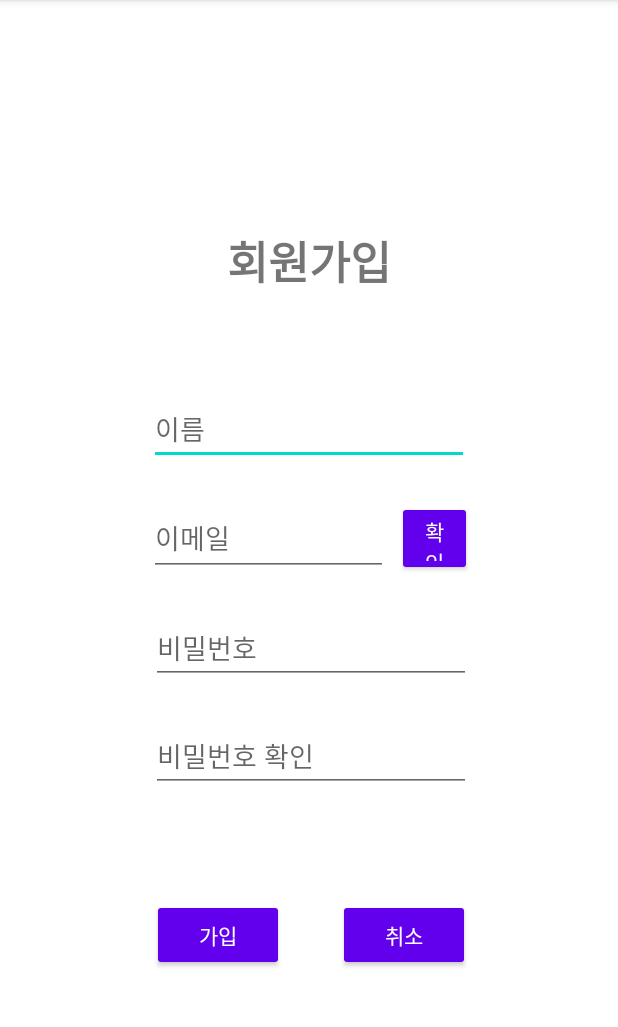
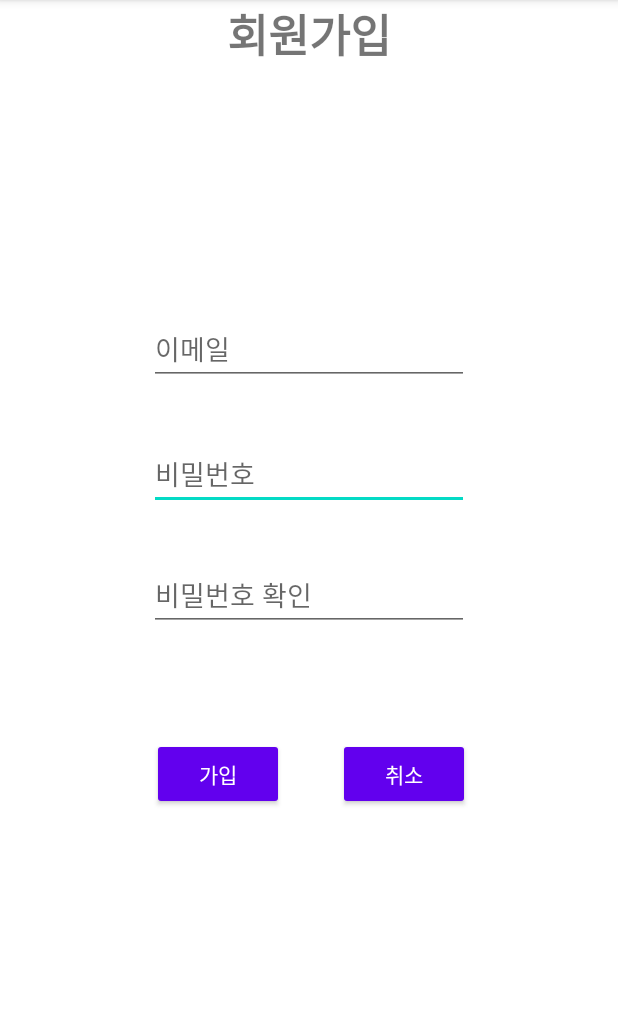
Before and after one commit to aleendis/wheelim, an Android app: the JoinActivity screen opened directly, with no data from a screen before it, on a phone screen of 412 x 824 dp, the part 84-1111 px from its top. Run offline under Robolectric (Android 15) with nearby library versions, the light colour scheme and no system bars; our stand-ins replace Firebase (no records; nobody signed in at launch, a user with empty details on screens opened directly), data binding.

Commit message:
activity

```diff
--- a/app/src/main/res/layout/activity_join.xml
+++ b/app/src/main/res/layout/activity_join.xml
@@ -1,9 +1,8 @@
 <?xml version="1.0" encoding="utf-8"?>
-<layout>
+<layout xmlns:tools="http://schemas.android.com/tools"
+    xmlns:android="http://schemas.android.com/apk/res/android"
+    xmlns:app="http://schemas.android.com/apk/res-auto">
 <androidx.constraintlayout.widget.ConstraintLayout
-    xmlns:android="http://schemas.android.com/apk/res/android"
-    xmlns:app="http://schemas.android.com/apk/res-auto"
-    xmlns:tools="http://schemas.android.com/tools"
     android:layout_width="match_parent"
     android:layout_height="match_parent"
     android:background="#FFFFFF"
@@ -13,73 +12,52 @@
         android:id="@+id/textView"
         android:layout_width="wrap_content"
         android:layout_height="wrap_content"
-        android:layout_marginBottom="65dp"
         android:text="회원가입"
         android:textSize="30sp"
         android:textStyle="bold"
-        app:layout_constraintBottom_toTopOf="@+id/join_name"
         app:layout_constraintEnd_toEndOf="parent"
-        app:layout_constraintStart_toStartOf="parent" />
-
-    <EditText
-        android:id="@+id/join_name"
-        android:layout_width="wrap_content"
-        android:layout_height="wrap_content"
-        android:layout_marginEnd="2dp"
-        android:layout_marginBottom="24dp"
-        android:ems="10"
-        android:hint="이름"
-        android:inputType="textPersonName"
-        app:layout_constraintBottom_toTopOf="@+id/join_email"
-        app:layout_constraintEnd_toEndOf="@+id/check_button" />
+        app:layout_constraintStart_toStartOf="parent"
+        tools:layout_editor_absoluteY="119dp" />
 
 
     <EditText
         android:id="@+id/join_password"
         android:layout_width="wrap_content"
         android:layout_height="wrap_content"
-        android:layout_marginBottom="24dp"
-        android:layout_marginRight="-55dp"
+        android:layout_marginBottom="45dp"
         android:ems="10"
         android:hint="비밀번호"
         android:inputType="textPassword"
-        app:layout_constraintBottom_toTopOf="@+id/join_pwck"
-        app:layout_constraintEnd_toEndOf="@+id/join_email" />
+        app:layout_constraintBottom_toBottomOf="@+id/join_pwck"
+        app:layout_constraintEnd_toEndOf="parent"
+        app:layout_constraintStart_toStartOf="parent"
+        app:layout_constraintTop_toBottomOf="@+id/join_email" />
 
     <EditText
         android:id="@+id/join_pwck"
         android:layout_width="wrap_content"
         android:layout_height="wrap_content"
-        android:layout_marginBottom="240dp"
+        android:layout_marginBottom="20dp"
         android:ems="10"
         android:hint="비밀번호 확인"
         android:inputType="textPassword"
         app:layout_constraintBottom_toBottomOf="parent"
-        app:layout_constraintStart_toStartOf="@+id/join_password" />
+        app:layout_constraintEnd_toEndOf="parent"
+        app:layout_constraintStart_toStartOf="parent"
+        app:layout_constraintTop_toBottomOf="@+id/textView" />
 
     <EditText
         android:id="@+id/join_email"
-        android:layout_width="0dp"
-        android:layout_height="50dp"
-        android:layout_marginEnd="6dp"
-        android:layout_marginBottom="24dp"
+        android:layout_width="wrap_content"
+        android:layout_height="wrap_content"
+        android:layout_marginBottom="120dp"
         android:ems="10"
         android:hint="이메일"
         android:inputType="textEmailAddress"
-        app:layout_constraintBottom_toTopOf="@+id/join_password"
-        app:layout_constraintEnd_toStartOf="@+id/check_button"
-        app:layout_constraintStart_toStartOf="@+id/join_name" />
-
-    <Button
-        android:id="@+id/check_button"
-        style="@style/defaultButton"
-        android:layout_width="50dp"
-        android:layout_height="50dp"
-        android:layout_marginEnd="97dp"
-        android:layout_marginRight="97dp"
-        android:text="확인"
-        app:layout_constraintTop_toTopOf="@+id/join_email"
-        app:layout_constraintEnd_toEndOf="parent" />
+        app:layout_constraintBottom_toBottomOf="@+id/join_button"
+        app:layout_constraintEnd_toEndOf="parent"
+        app:layout_constraintStart_toStartOf="parent"
+        app:layout_constraintTop_toBottomOf="@+id/textView" />
 
     <Button
         android:id="@+id/delete"
--- a/app/src/main/res/layout/activity_login.xml
+++ b/app/src/main/res/layout/activity_login.xml
@@ -23,6 +23,7 @@
         android:layout_height="wrap_content"
         android:layout_marginBottom="15dp"
         android:hint="비밀번호를 입력하세요"
+        android:inputType="textPassword"
         app:layout_constraintTop_toBottomOf="@+id/login_id"
         app:layout_constraintBottom_toTopOf="@+id/login_button"/>
 
@@ -49,7 +50,7 @@
             android:id="@+id/signup"
             android:layout_width="wrap_content"
             android:layout_height="wrap_content"
-            android:layout_weight="5"
+            android:layout_weight="6"
             android:gravity="center"
             android:text="회원가입"
             app:layout_constraintStart_toStartOf="parent"/>
@@ -60,7 +61,7 @@
             android:layout_height="wrap_content"
             android:layout_weight="5"
             android:gravity="center"
-            android:text="비밀번호 찾기"
+            android:text="비밀번호 재설정"
             app:layout_constraintStart_toEndOf="@+id/signup" />
     </LinearLayout>
 
```
Also changed, not shown: app/src/main/java/com/example/wheelim/Find_pwd_Activity.kt (+9 -13 lines), app/src/main/java/com/example/wheelim/View_pwd_Activity.kt (deleted, +0 -26 lines), app/src/main/res/layout/activity_find_pwd.xml (+3 -23 lines), app/src/main/res/layout/activity_view_pwd.xml (deleted, +0 -34 lines).
